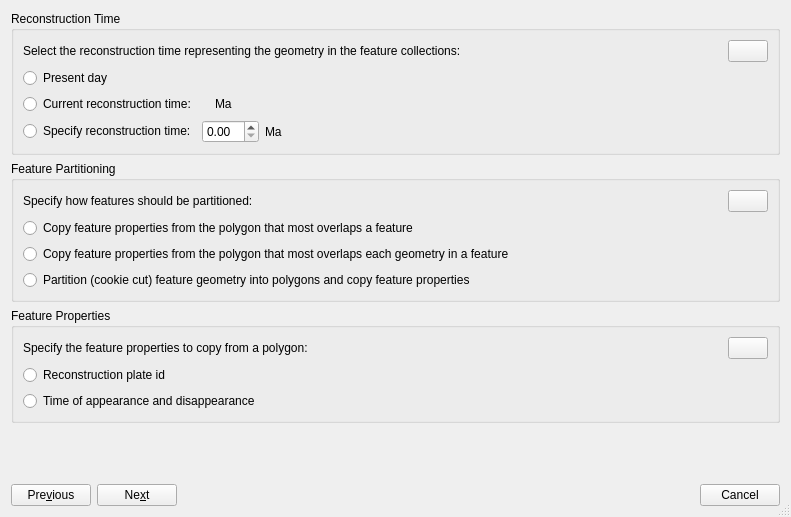
Qt form src/qt-widgets/AssignReconstructionPlateIdsDialogUi.ui (GPlates/GPlates) before a commit.
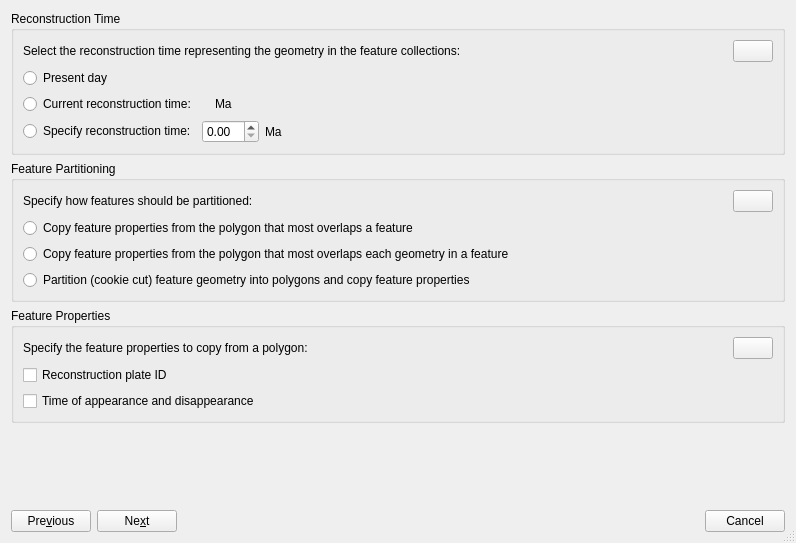
The same form after that commit. Icons and pictures are not drawn.

Commit message: (trunk) Tweaked some dialogs so they look better on the Mac. Unset public release flag in CMake script.

```diff
--- a/src/qt-widgets/AssignReconstructionPlateIdsDialogUi.ui
+++ b/src/qt-widgets/AssignReconstructionPlateIdsDialogUi.ui
@@ -6,8 +6,8 @@
    <rect>
     <x>0</x>
     <y>0</y>
-    <width>791</width>
-    <height>517</height>
+    <width>796</width>
+    <height>543</height>
    </rect>
   </property>
   <property name="windowTitle">
@@ -287,10 +287,8 @@
          <property name="title">
           <string>Reconstruction Time</string>
          </property>
-         <layout class="QVBoxLayout">
-          <item>
-           <layout class="QHBoxLayout">
-            <item>
+         <layout class="QGridLayout" name="gridLayout_2">
+          <item row="0" column="0" colspan="2">
              <widget class="QLabel" name="label_reconstruction_time">
               <property name="minimumSize">
                <size>
@@ -303,6 +301,8 @@
               </property>
              </widget>
             </item>
+          <item row="0" column="2">
+           <layout class="QHBoxLayout" name="horizontalLayout_3">
             <item>
              <spacer>
               <property name="orientation">
@@ -332,7 +332,7 @@
             </item>
            </layout>
           </item>
-          <item>
+          <item row="1" column="0">
            <widget class="QRadioButton" name="radio_button_present_day">
             <property name="text">
              <string>Present day</string>
@@ -342,9 +342,14 @@
             </property>
            </widget>
           </item>
-          <item>
-           <layout class="QHBoxLayout">
-            <item>
+          <item row="1" column="1">
+           <widget class="QLabel" name="label">
+            <property name="text">
+             <string/>
+            </property>
+           </widget>
+          </item>
+          <item row="2" column="0">
              <widget class="QRadioButton" name="radio_button_current_recon_time">
               <property name="text">
                <string>Current reconstruction time:</string>
@@ -354,6 +359,11 @@
               </property>
              </widget>
             </item>
+          <item row="2" column="1">
+           <layout class="QHBoxLayout" name="horizontalLayout_2">
+            <property name="spacing">
+             <number>6</number>
+            </property>
             <item>
              <widget class="QLabel" name="label_current_reconstruction_time">
               <property name="text">
@@ -369,7 +379,7 @@
              </widget>
             </item>
             <item>
-             <spacer>
+             <spacer name="horizontalSpacer_2">
               <property name="orientation">
                <enum>Qt::Horizontal</enum>
               </property>
@@ -383,15 +393,31 @@
             </item>
            </layout>
           </item>
-          <item>
-           <layout class="QHBoxLayout">
-            <item>
+          <item row="2" column="2">
+           <spacer>
+            <property name="orientation">
+             <enum>Qt::Horizontal</enum>
+            </property>
+            <property name="sizeHint" stdset="0">
+             <size>
+              <width>203</width>
+              <height>20</height>
+             </size>
+            </property>
+           </spacer>
+          </item>
+          <item row="3" column="0">
              <widget class="QRadioButton" name="radio_button_specify_recon_time">
               <property name="text">
                <string>Specify reconstruction time:</string>
               </property>
              </widget>
             </item>
+          <item row="3" column="1">
+           <layout class="QHBoxLayout" name="horizontalLayout">
+            <property name="spacing">
+             <number>6</number>
+            </property>
             <item>
              <widget class="QDoubleSpinBox" name="double_spin_box_reconstruction_time"/>
             </item>
@@ -403,7 +429,7 @@
              </widget>
             </item>
             <item>
-             <spacer>
+             <spacer name="horizontalSpacer">
               <property name="orientation">
                <enum>Qt::Horizontal</enum>
               </property>
@@ -417,6 +443,19 @@
             </item>
            </layout>
           </item>
+          <item row="3" column="2">
+           <spacer>
+            <property name="orientation">
+             <enum>Qt::Horizontal</enum>
+            </property>
+            <property name="sizeHint" stdset="0">
+             <size>
+              <width>203</width>
+              <height>20</height>
+             </size>
+            </property>
+           </spacer>
+          </item>
          </layout>
         </widget>
        </item>
@@ -425,16 +464,16 @@
          <property name="title">
           <string>Feature Partitioning</string>
          </property>
-         <layout class="QVBoxLayout">
-          <item>
-           <layout class="QHBoxLayout">
-            <item>
+         <layout class="QGridLayout" name="gridLayout_3">
+          <item row="0" column="0">
              <widget class="QLabel" name="label_partition_options">
               <property name="text">
                <string>Specify how features should be partitioned:</string>
               </property>
              </widget>
             </item>
+          <item row="0" column="1">
+           <layout class="QHBoxLayout" name="horizontalLayout_5">
             <item>
              <spacer>
               <property name="orientation">
@@ -464,21 +503,21 @@
             </item>
            </layout>
           </item>
-          <item>
+          <item row="1" column="0">
            <widget class="QRadioButton" name="radio_button_assign_features">
             <property name="text">
              <string>Copy feature properties from the polygon that most overlaps a feature</string>
             </property>
            </widget>
           </item>
-          <item>
+          <item row="2" column="0">
            <widget class="QRadioButton" name="radio_button_assign_feature_sub_geometries">
             <property name="text">
              <string>Copy feature properties from the polygon that most overlaps each geometry in a feature</string>
             </property>
            </widget>
           </item>
-          <item>
+          <item row="3" column="0">
            <widget class="QRadioButton" name="radio_button_partition_features">
             <property name="text">
              <string>Partition (cookie cut) feature geometry into polygons and copy feature properties</string>
@@ -493,19 +532,16 @@
          <property name="title">
           <string>Feature Properties</string>
          </property>
-         <layout class="QVBoxLayout">
-          <property name="rightMargin">
-           <number>9</number>
-          </property>
-          <item>
-           <layout class="QHBoxLayout">
-            <item>
+         <layout class="QGridLayout" name="gridLayout">
+          <item row="0" column="0">
              <widget class="QLabel" name="label_properties_to_assign">
               <property name="text">
                <string>Specify the feature properties to copy from a polygon:</string>
               </property>
              </widget>
             </item>
+          <item row="0" column="1">
+           <layout class="QHBoxLayout" name="horizontalLayout_4">
             <item>
              <spacer>
               <property name="orientation">
@@ -535,15 +571,15 @@
             </item>
            </layout>
           </item>
-          <item>
-           <widget class="QRadioButton" name="radio_button_assign_plate_id">
+          <item row="1" column="0">
+           <widget class="QCheckBox" name="check_box_assign_plate_id">
             <property name="text">
-             <string>Reconstruction plate id</string>
+             <string>Reconstruction plate ID</string>
             </property>
            </widget>
           </item>
-          <item>
-           <widget class="QRadioButton" name="radio_button_assign_time_period">
+          <item row="2" column="0">
+           <widget class="QCheckBox" name="check_box_assign_time_period">
             <property name="text">
              <string>Time of appearance and disappearance</string>
             </property>
```
Lines whose indentation alone changed are shown as unchanged. The commit also changes 3 other files.
